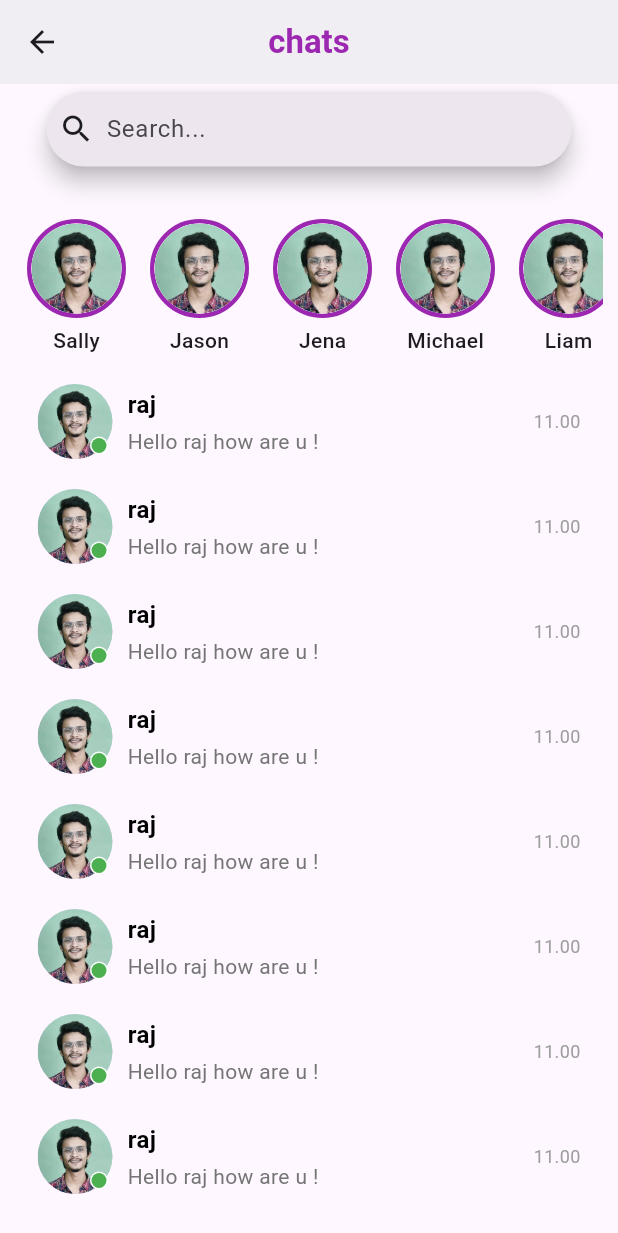
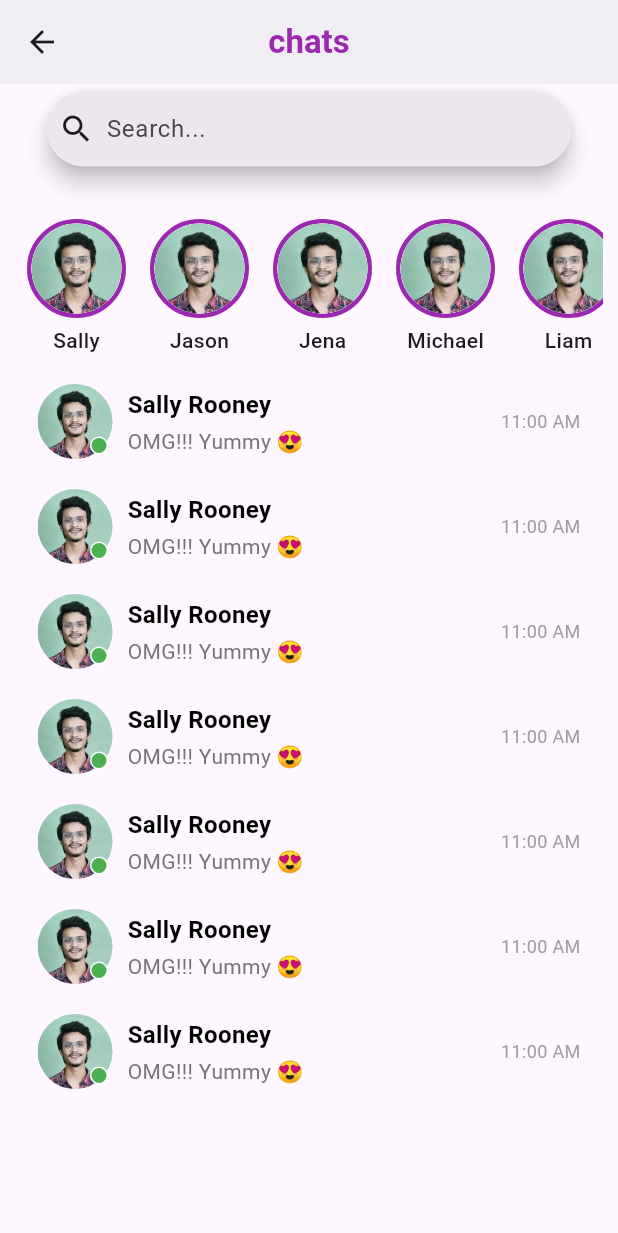
Before and after one commit to apparotech/Smart_Shopk4, a Flutter app: the Inboxlist screen opened directly, on a phone screen of 412 x 824 dp. Shown: the top 1233 px of the screen. Run offline on Flutter 3.47's test engine with Material 3 defaults, Android fonts, the phone set to English and light mode, and no system bars.

Commit message:
Add more file

```diff
--- /dev/null
+++ b/lib/Pages/Components/Naviagation_Page/Navigation_page.dart
@@ -0,0 +1,6 @@
+import 'package:flutter/material.dart';
+
+void GotoPage({required Widget anotherPage,  required BuildContext context }){
+      Navigator.push(context,
+          MaterialPageRoute(builder: (context)=> anotherPage));
+}
--- a/lib/Pages/InboxList/InboxList.dart
+++ b/lib/Pages/InboxList/InboxList.dart
@@ -1,5 +1,7 @@
 import 'package:flutter/material.dart';
-import 'package:flutter/material.dart';
+
+import 'package:smart_shopk4/Pages/Chat_Page/chat_page.dart';
+
 
 class Inboxlist extends StatelessWidget {
   const Inboxlist({super.key});
@@ -54,14 +56,68 @@ class Inboxlist extends StatelessWidget {
                     ),
                   ),
 
-                  MessageList(name: "raj", image: "assets/Homepage/pic_pass.jpg",mesaage: "Hello raj how are u !", time: "11.00"),
-                  MessageList(name: "raj", image: "assets/Homepage/pic_pass.jpg",mesaage: "Hello raj how are u !", time: "11.00"),
-                  MessageList(name: "raj", image: "assets/Homepage/pic_pass.jpg",mesaage: "Hello raj how are u !", time: "11.00"),
-                  MessageList(name: "raj", image: "assets/Homepage/pic_pass.jpg",mesaage: "Hello raj how are u !", time: "11.00"),
-                  MessageList(name: "raj", image: "assets/Homepage/pic_pass.jpg",mesaage: "Hello raj how are u !", time: "11.00"),
-                  MessageList(name: "raj", image: "assets/Homepage/pic_pass.jpg",mesaage: "Hello raj how are u !", time: "11.00"),
-                  MessageList(name: "raj", image: "assets/Homepage/pic_pass.jpg",mesaage: "Hello raj how are u !", time: "11.00"),
-                  MessageList(name: "raj", image: "assets/Homepage/pic_pass.jpg",mesaage: "Hello raj how are u !", time: "11.00"),
+
+                  MessageList(
+                    name: "Sally Rooney",
+                    image: "assets/Homepage/pic_pass.jpg", // Make sure the image exists in assets
+                    message: "OMG!!! Yummy 😍",
+                    time: "11:00 AM",
+                    context: context,
+                    nextPage: ChatPage(),  // Replace with the page you want to navigate to
+                  ),
+                  MessageList(
+                    name: "Sally Rooney",
+                    image: "assets/Homepage/pic_pass.jpg", // Make sure the image exists in assets
+                    message: "OMG!!! Yummy 😍",
+                    time: "11:00 AM",
+                    context: context,
+                    nextPage: ChatPage(),  // Replace with the page you want to navigate to
+                  ),
+
+                  MessageList(
+                    name: "Sally Rooney",
+                    image: "assets/Homepage/pic_pass.jpg", // Make sure the image exists in assets
+                    message: "OMG!!! Yummy 😍",
+                    time: "11:00 AM",
+                    context: context,
+                    nextPage: ChatPage(),  // Replace with the page you want to navigate to
+                  ),
+
+                  MessageList(
+                    name: "Sally Rooney",
+                    image: "assets/Homepage/pic_pass.jpg", // Make sure the image exists in assets
+                    message: "OMG!!! Yummy 😍",
+                    time: "11:00 AM",
+                    context: context,
+                    nextPage: ChatPage(),  // Replace with the page you want to navigate to
+                  ),
+
+                  MessageList(
+                    name: "Sally Rooney",
+                    image: "assets/Homepage/pic_pass.jpg", // Make sure the image exists in assets
+                    message: "OMG!!! Yummy 😍",
+                    time: "11:00 AM",
+                    context: context,
+                    nextPage: ChatPage(),  // Replace with the page you want to navigate to
+                  ),
+
+                  MessageList(
+                    name: "Sally Rooney",
+                    image: "assets/Homepage/pic_pass.jpg", // Make sure the image exists in assets
+                    message: "OMG!!! Yummy 😍",
+                    time: "11:00 AM",
+                    context: context,
+                    nextPage: ChatPage(),  // Replace with the page you want to navigate to
+                  ),
+
+                  MessageList(
+                    name: "Sally Rooney",
+                    image: "assets/Homepage/pic_pass.jpg", // Make sure the image exists in assets
+                    message: "OMG!!! Yummy 😍",
+                    time: "11:00 AM",
+                    context: context,
+                    nextPage: ChatPage(),  // Replace with the page you want to navigate to
+                  ),
 
 
 
@@ -143,69 +199,82 @@ Widget buildStoryItem( {String? name, String? imageUrl, Color borderColor = Colo
   );
 }
 
-Widget MessageList( {String? name, String? image, String? mesaage, String? time}) {
+Widget MessageList( {
+  required String name,
+  required String image,
+  required String message,
+  required String time,
+  required BuildContext context,  // Context needed for navigation
+  required Widget nextPage,
+}) {
 
-   return Padding(
-       padding:  const EdgeInsets.symmetric(vertical: 10, horizontal: 15),
-     child:Row(
+  return GestureDetector(
+    onTap: () {
+      Navigator.push(context,
+        MaterialPageRoute(builder: (context) => nextPage)
+      );
+    },
+
+    child: Padding(
+        padding: const EdgeInsets.symmetric(vertical: 10, horizontal: 15),
+
+      child: Row(
         crossAxisAlignment: CrossAxisAlignment.center,
+
         children: [
           Stack(
             children: [
               CircleAvatar(
                 radius: 25,
-               backgroundImage: AssetImage(image!),
+                backgroundImage:  AssetImage(image),
+
               ),
+
               Positioned(
                 bottom: 3,
                   right: 3,
-                 child: CircleAvatar(
+                  child:  CircleAvatar(
                     radius: 6,
                     backgroundColor: Colors.white,
                     child: CircleAvatar(
                       radius: 5,
                       backgroundColor: Colors.green,
                     ),
-                 )
-
-             )
-
+                  ),
+              ),
             ],
           ),
+
           const SizedBox(width: 10,),
 
           Expanded(
               child: Column(
                 crossAxisAlignment: CrossAxisAlignment.start,
-
                 children: [
-                 Text(name!,
+                  Text(
+                    name,
                     style: const TextStyle(
                       color: Colors.black,
                       fontWeight: FontWeight.bold,
                       fontSize: 16,
                     ),
                   ),
-
-                  const SizedBox(height: 3),
-
+                  const SizedBox(height: 3,),
                   Text(
-                   mesaage!,
+                    message,
                     style: TextStyle(
                       color: Colors.grey.shade600,
-                     fontSize: 14,
+                      fontSize: 14
                     ),
                     overflow: TextOverflow.ellipsis,
                   )
                 ],
               )
-
           ),
-
           Column(
             children: [
               Text(
-               time!,
+                time,
                 style: const TextStyle(
                   color: Colors.grey,
                   fontSize: 12,
@@ -213,11 +282,9 @@ Widget MessageList( {String? name, String? image, String? mesaage, String? time}
               )
             ],
           )
-
         ],
-
-     )
+      ),
+    ),
   );
 
-
 }
--- a/lib/Pages/Profile_Page/ProfilePage.dart
+++ b/lib/Pages/Profile_Page/ProfilePage.dart
@@ -1,6 +1,9 @@
 import 'package:flutter/material.dart';
 import 'package:smart_shopk4/Pages/Components/Buttons/customButton.dart';
+import 'package:smart_shopk4/Pages/Components/Naviagation_Page/Navigation_page.dart';
+import 'package:smart_shopk4/Pages/EditProfile/EditProfile.dart';
 import 'package:smart_shopk4/Pages/Home_Page/Home_Page.dart';
+import 'package:smart_shopk4/Pages/Notifiaction_Page/Notification_page.dart';
 import 'package:smart_shopk4/Pages/Parterns/Parterns.dart';
 
 class Profilepage extends StatelessWidget {
@@ -71,7 +74,7 @@ class Profilepage extends StatelessWidget {
                            onTap: () {
                              Navigator.push(
                                  context,
-                                 MaterialPageRoute(builder: (context) => HomePage())
+                                 MaterialPageRoute(builder: (context) => Editprofile())
 
                              );
                            }
@@ -121,6 +124,7 @@ class Profilepage extends StatelessWidget {
                       SizedBox(width: 130,),
                       ElevatedButton(
                           onPressed: () {
+                            GotoPage(anotherPage: NotificationPage(), context: context);
 
                           },
                           style: ElevatedButton.styleFrom(
```
Also changed, not shown: lib/Pages/Bottom_Navigation_Bar/Bottom_Navation_Bar.dart (added, +71 -0 lines), lib/Pages/Chat_Page/chat_page.dart (+11 -0 lines), lib/Pages/EditProfile/EditProfile.dart (added, +208 -0 lines), lib/Pages/Login_Page/Login_Page.dart (+10 -3 lines), lib/Pages/Notifiaction_Page/Notification_page.dart (added, +13 -0 lines), lib/Pages/SignUp_page/Sign_up.dart (added, +229 -0 lines). Lines whose indentation alone changed are shown as unchanged.
